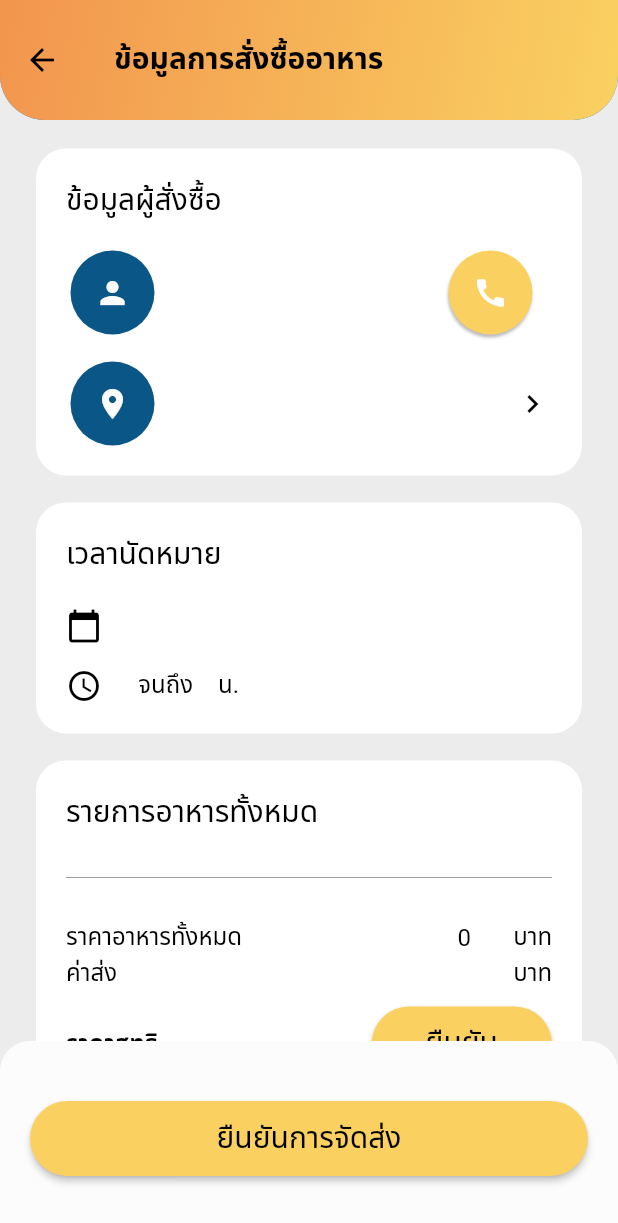
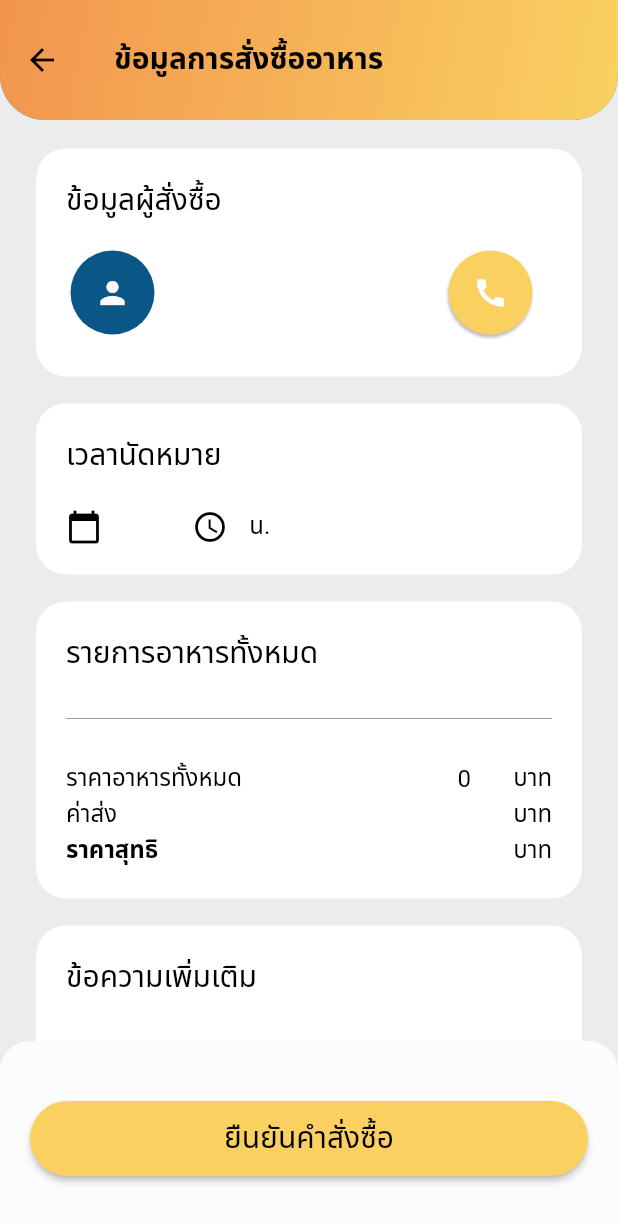
Before and after one commit to Kantaponruj/cd_seniorproject_merchant, a Flutter app: the OrderDetailPage screen opened directly with empty values, after a tap on "ยืนยันคำสั่งซื้อ", on a phone screen of 412 x 824 dp. Shown: the top 1223 px of the screen. Run offline on Flutter 3.47's test engine with Material 2 defaults, Android fonts, the light colour scheme and no system bars; drawn by our look-alikes of auto_size_text; our stand-ins replace cloud_firestore, firebase_auth, firebase_core, firebase_messaging, firebase_storage, flutter_switch and 8 more; missing offline and left inert: bottom_indicator_bar_fork, flutter_phone_direct_caller, flutter_polyline_points, google_maps_place_picker, google_maps_widget; accounts and stored records are empty.

Commit message:
Update pick up order

```diff
--- a/lib/screens/order/orderDetail.dart
+++ b/lib/screens/order/orderDetail.dart
@@ -37,7 +37,7 @@ class OrderDetailPage extends StatefulWidget {
 }
 
 class _OrderDetailPageState extends State<OrderDetailPage> {
-  String orderStatus;
+  String orderStatus = 'ยืนยันคำสั่งซื้อ';
   String topicTime;
   OrderMenu menu = OrderMenu();
   bool check;
@@ -71,12 +71,25 @@ class _OrderDetailPageState extends State<OrderDetailPage> {
     return check;
   }
 
+  bool checkStatusPick() {
+    if (orderStatus == 'ยืนยันคำสั่งซื้อ') {
+      setState(() {
+        check = true;
+      });
+    } else {
+      setState(() {
+        check = false;
+      });
+    }
+    return check;
+  }
+
   @override
   Widget build(BuildContext context) {
     OrderNotifier orderNotifier = Provider.of<OrderNotifier>(context);
     // StoreNotifier storeNotifier = Provider.of<StoreNotifier>(context);
 
-    return widget.isDelivery
+    return (widget.isDelivery)
         ? Scaffold(
             // extendBodyBehindAppBar: true,
             backgroundColor: CollectionsColors.grey,
@@ -364,11 +377,10 @@ class _OrderDetailPageState extends State<OrderDetailPage> {
                 ),
               ),
             ),
-            bottomNavigationBar: checkStatus()
+            bottomNavigationBar: widget.order['orderStatus'] == 'ยืนยันคำสั่งซื้อ'
                 ? BottomOrder(
-                    isConfirmed: true,
+              text: 'ยืนยันการจัดส่ง',
                     onPressed: () {
-                      orderStatus = 'ยืนยันการจัดส่ง';
                       setState(() {
                         updateStatusOrder(
                           widget.order['customerId'],
@@ -389,9 +401,8 @@ class _OrderDetailPageState extends State<OrderDetailPage> {
                     },
                   )
                 : BottomOrder(
-                    isConfirmed: false,
+              text: 'ยืนยันคำสั่งซื้อ',
                     onPressed: () {
-                      orderStatus = 'ยืนยันคำสั่งซื้อ';
                       setState(() {
                         updateStatusOrder(
                           widget.order['customerId'],
@@ -416,24 +427,13 @@ class _OrderDetailPageState extends State<OrderDetailPage> {
                   children: [
                     Padding(
                         padding: EdgeInsets.fromLTRB(0, 15, 0, 0),
-                        child: customerDeliCard(
+                        child: customerPickCard(
                           widget.order['customerName'],
                           widget.order['phone'],
-                          widget.order['address'],
                           () async {
                             String number = widget.order['phone'];
                             // launch('tel://$number');
                             await FlutterPhoneDirectCaller.callNumber(number);
-                          },
-                          () {
-                            Navigator.of(context).push(
-                              MaterialPageRoute(
-                                builder: (BuildContext context) =>
-                                    IndividualMap(
-                                  order: widget.order,
-                                ),
-                              ),
-                            );
                           },
                         )
                         // ),
@@ -443,29 +443,36 @@ class _OrderDetailPageState extends State<OrderDetailPage> {
                       canEdit: false,
                       child: Container(
                         padding: EdgeInsets.all(20),
-                        child: Column(
+                        child: Row(
                           children: [
                             BuildIconText(
                               icon: Icons.calendar_today,
                               text: widget.order['dateOrdered'],
                             ),
-                            Divider(
-                              color: Colors.white,
+                            Container(
+                              padding: EdgeInsets.only(left: 50),
+                              child: BuildIconText(
+                                icon: Icons.access_time,
+                                text: widget.order['timeOrdered'] + ' น.',
+                              ),
                             ),
-                            Row(
-                              children: [
-                                BuildIconText(
-                                  icon: Icons.schedule,
-                                  text: '${widget.order['startWaitingTime']}',
-                                ),
-                                widget.order['endWaitingTime'] != null
-                                    ? BuildIconText(
-                                        text:
-                                            ' จนถึง   ${widget.order['endWaitingTime']} น.',
-                                      )
-                                    : SizedBox(),
-                              ],
-                            ),
+                            // Divider(
+                            //   color: Colors.white,
+                            // ),
+                            // Row(
+                            //   children: [
+                            //     BuildIconText(
+                            //       icon: Icons.schedule,
+                            //       text: '${widget.order['startWaitingTime']}',
+                            //     ),
+                            //     widget.order['endWaitingTime'] != null
+                            //         ? BuildIconText(
+                            //             text:
+                            //                 ' จนถึง   ${widget.order['endWaitingTime']} น.',
+                            //           )
+                            //         : SizedBox(),
+                            //   ],
+                            // ),
                           ],
                         ),
                       ),
@@ -592,10 +599,15 @@ class _OrderDetailPageState extends State<OrderDetailPage> {
                                             ),
                                           ),
                                         ),
-                                        Container(
-                                          child: ButtonWidget(
-                                            text: 'ยืนยัน',
-                                            onClicked: () {},
+                                        Expanded(
+                                          flex: 2,
+                                          child: Container(
+                                            alignment: Alignment.centerRight,
+                                            child: Text(
+                                              'บาท',
+                                              style:
+                                                  FontCollection.bodyTextStyle,
+                                            ),
                                           ),
                                         ),
                                       ],
@@ -627,7 +639,7 @@ class _OrderDetailPageState extends State<OrderDetailPage> {
                     widget.isConfirm
                         ? SizedBox.shrink()
                         : Container(
-                            margin: EdgeInsets.fromLTRB(0, 20, 0, 0),
+                            margin: EdgeInsets.fromLTRB(0, 20, 0, 20),
                             child: TextButton(
                               onPressed: () {
                                 showDialog(
@@ -665,19 +677,12 @@ class _OrderDetailPageState extends State<OrderDetailPage> {
                                                 child: ButtonWidget(
                                                   text: 'ยืนยัน',
                                                   onClicked: () {
-                                                    int count = 0;
-
-                                                    deletedOrder(
-                                                      widget.storeId,
-                                                      widget
-                                                          .order['documentId'],
-                                                      widget.typeOrder,
-                                                    );
-
-                                                    Navigator.popUntil(context,
-                                                        (route) {
-                                                      return count++ == 2;
-                                                    });
+                                                    // int count = 0;
+                                                    //
+                                                    // Navigator.popUntil(context,
+                                                    //     (route) {
+                                                    //   return count++ == 2;
+                                                    // });
                                                   },
                                                 ),
                                               ),
@@ -701,34 +706,22 @@ class _OrderDetailPageState extends State<OrderDetailPage> {
                 ),
               ),
             ),
-            bottomNavigationBar: checkStatus()
+            bottomNavigationBar: widget.order['orderStatus'] == 'ยืนยันคำสั่งซื้อ'
                 ? BottomOrder(
-                    isConfirmed: true,
+                    text: 'ปรุงอาหารเสร็จเรียบร้อย',
                     onPressed: () {
-                      orderStatus = 'ยืนยันการจัดส่ง';
                       setState(() {
-                        updateStatusOrder(
-                          widget.order['customerId'],
-                          widget.order['storeId'],
-                          widget.order['orderId'],
-                          widget.order['documentId'],
-                          orderStatus,
-                        );
                         Navigator.of(context).pushReplacement(
                           MaterialPageRoute(
-                            builder: (context) => CustomerMapPage(
-                              order: widget.order,
-                              orderMenu: menu,
-                            ),
+                            builder: (context) => BottomAppBar(),
                           ),
                         );
                       });
                     },
                   )
                 : BottomOrder(
-                    isConfirmed: false,
+                    text: 'ยืนยันคำสั่งซื้อ',
                     onPressed: () {
-                      orderStatus = 'ยืนยันคำสั่งซื้อ';
                       setState(() {
                         updateStatusOrder(
                           widget.order['customerId'],
@@ -969,4 +962,61 @@ class _OrderDetailPageState extends State<OrderDetailPage> {
       ),
     );
   }
+
+  Widget customerPickCard(
+    String name,
+    String phoneNumber,
+    VoidCallback onClickedContact,
+  ) {
+    return BuildCard(
+      headerText: 'ข้อมูลผู้สั่งซื้อ',
+      child: Container(
+        padding: EdgeInsets.fromLTRB(0, 10, 5, 20),
+        child: Column(
+          children: [
+            ListTile(
+              leading: CircleAvatar(
+                backgroundColor: CollectionsColors.navy,
+                radius: 35.0,
+                child: Icon(
+                  Icons.person,
+                  color: CollectionsColors.white,
+                ),
+              ),
+              title: Text(
+                name,
+                style: FontCollection.bodyTextStyle,
+                textAlign: TextAlign.left,
+              ),
+              subtitle: Text(
+                phoneNumber,
+                style: FontCollection.bodyTextStyle,
+              ),
+              trailing: Container(
+                width: width,
+                height: height,
+                alignment: Alignment.center,
+                decoration: BoxDecoration(
+                  color: CollectionsColors.yellow,
+                  shape: BoxShape.circle,
+                  boxShadow: [
+                    BoxShadow(
+                        color: Colors.grey.withOpacity(0.7),
+                        blurRadius: 1,
+                        offset: Offset(-0.5, 2))
+                  ],
+                ),
+                child: Icon(
+                  Icons.call,
+                  color: Colors.white,
+                ),
+              ),
+              onTap: onClickedContact,
+            ),
+          ],
+        ),
+      ),
+      canEdit: false,
+    );
+  }
 }
--- a/lib/widgets/bottomOrder_widget.dart
+++ b/lib/widgets/bottomOrder_widget.dart
@@ -4,10 +4,10 @@ import 'package:cs_senior_project_merchant/widgets/button_widget.dart';
 import 'package:flutter/material.dart';
 
 class BottomOrder extends StatefulWidget {
-  const BottomOrder({Key key,this.isConfirmed, this.onPressed,})
+  const BottomOrder({Key key,this.text, this.onPressed,})
       : super(key: key);
 
-  final bool isConfirmed;
+  final String text;
   final VoidCallback onPressed;
   // final VoidCallback deliveryStatus;
 
@@ -30,7 +30,7 @@ class _BottomOrderState extends State<BottomOrder> {
         children: [
           Container(
             child: StadiumButtonWidget(
-              text: widget.isConfirmed ? 'ยืนยันการจัดส่ง' : 'ยืนยันคำสั่งซื้อ',
+              text: widget.text,
               onClicked:
                   widget.onPressed,
             ),
```
